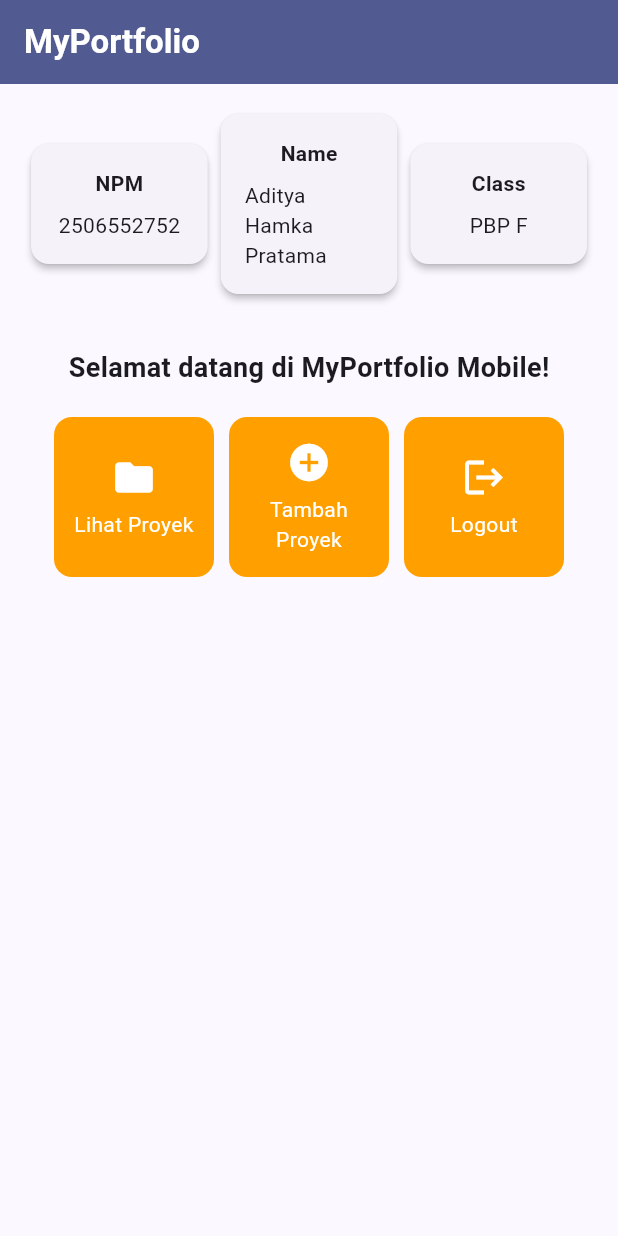
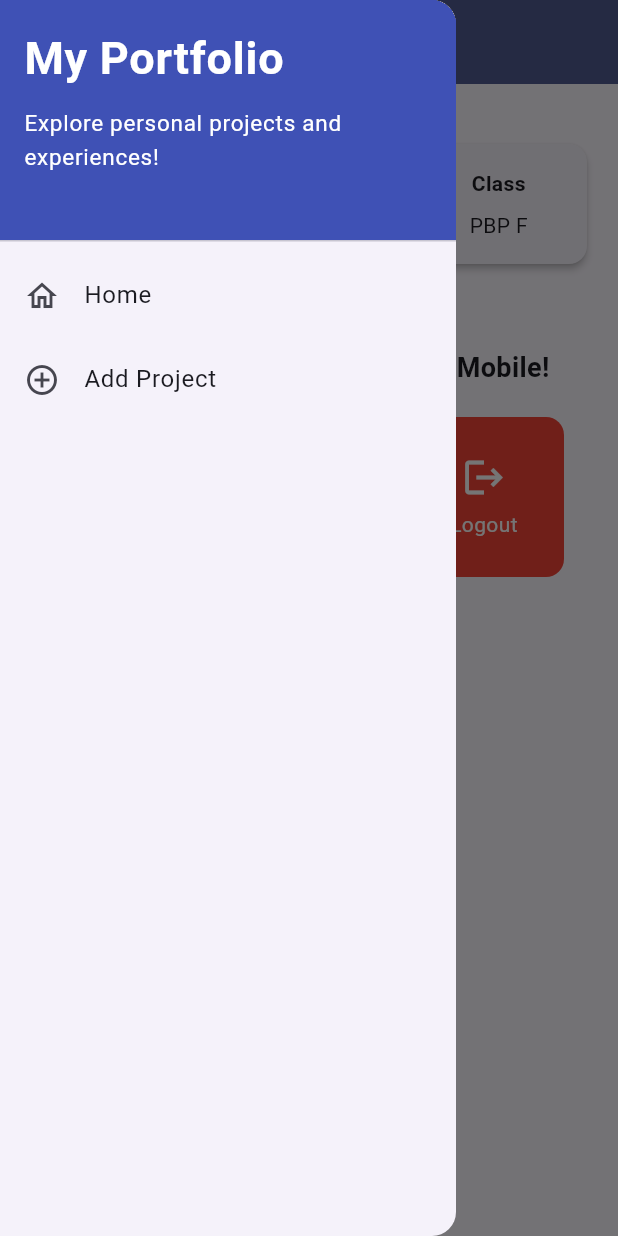
Before and after one commit to Adittt2/myportofolio_mobile, a Flutter app: the screen it shows after launch, with the side drawer open (before the commit the screen has no drawer), on a phone screen of 412 x 824 dp. Run offline on Flutter 3.47's test engine with Material 3 defaults, Android fonts, the phone set to English and light mode, and no system bars; our stand-ins replace material_ui.

Commit message:
Tutorial Flutter Navigation, Layouts, Forms, and input elements

```diff
--- a/lib/main.dart
+++ b/lib/main.dart
@@ -1,5 +1,5 @@
-import 'package:flutter/material.dart';
-import 'package:myportofolio_mobile/menu.dart';
+import 'package:material_ui/material_ui.dart';
+import 'package:myportofolio_mobile/screens/menu.dart';
 
 void main() {
   runApp(const MyApp());
@@ -19,7 +19,7 @@ class MyApp extends StatelessWidget {
         ),
         useMaterial3: true,
       ),
-      home: MyHomePage(), // tanpa const
+      home: MyHomePage(),
     );
   }
 }
--- a/lib/menu.dart
+++ b/lib/screens/menu.dart
@@ -1,4 +1,6 @@
-import 'package:flutter/material.dart';
+import 'package:material_ui/material_ui.dart';
+import 'package:myportofolio_mobile/widgets/left_drawer.dart';
+import 'package:myportofolio_mobile/widgets/project_card.dart';
 
 class MyHomePage extends StatelessWidget {
   MyHomePage({super.key});
@@ -8,9 +10,9 @@ class MyHomePage extends StatelessWidget {
   final String kelas = "PBP F";
 
   final List<ItemHomepage> items = [
-    ItemHomepage("Lihat Proyek", Icons.folder),
-    ItemHomepage("Tambah Proyek", Icons.add_circle),
-    ItemHomepage("Logout", Icons.logout),
+    ItemHomepage("Lihat Proyek", Icons.folder, Colors.blue),
+    ItemHomepage("Tambah Proyek", Icons.add_circle, Colors.green),
+    ItemHomepage("Logout", Icons.logout, Colors.red),
   ];
 
   @override
@@ -25,7 +27,9 @@ class MyHomePage extends StatelessWidget {
           ),
         ),
         backgroundColor: Theme.of(context).colorScheme.primary,
+        iconTheme: const IconThemeData(color: Colors.white),
       ),
+      drawer: const LeftDrawer(),
       body: Padding(
         padding: const EdgeInsets.all(16.0),
         child: Column(
@@ -105,50 +109,7 @@ class InfoCard extends StatelessWidget {
 class ItemHomepage {
   final String name;
   final IconData icon;
+  final Color color;
 
-  ItemHomepage(this.name, this.icon);
+  ItemHomepage(this.name, this.icon, this.color);
 }
-
-class ItemCard extends StatelessWidget {
-  final ItemHomepage item;
-
-  const ItemCard(this.item, {super.key});
-
-  @override
-  Widget build(BuildContext context) {
-    return Material(
-      color: Theme.of(context).colorScheme.secondary,
-      borderRadius: BorderRadius.circular(12),
-      child: InkWell(
-        onTap: () {
-          ScaffoldMessenger.of(context)
-            ..hideCurrentSnackBar()
-            ..showSnackBar(
-              SnackBar(content: Text("Kamu telah menekan tombol ${item.name}!")),
-            );
-        },
-        child: Container(
-          padding: const EdgeInsets.all(8),
-          child: Center(
-            child: Column(
-              mainAxisAlignment: MainAxisAlignment.center,
-              children: [
-                Icon(
-                  item.icon,
-                  color: Colors.white,
-                  size: 30.0,
-                ),
-                const Padding(padding: EdgeInsets.all(3)),
-                Text(
-                  item.name,
-                  textAlign: TextAlign.center,
-                  style: const TextStyle(color: Colors.white),
-                ),
-              ],
-            ),
-          ),
-        ),
-      ),
-    );
-  }
-}
--- /dev/null
+++ b/lib/widgets/left_drawer.dart
@@ -0,0 +1,67 @@
+import 'package:material_ui/material_ui.dart';
+import 'package:myportofolio_mobile/screens/menu.dart';
+import 'package:myportofolio_mobile/screens/project_form.dart';
+
+class LeftDrawer extends StatelessWidget {
+  const LeftDrawer({super.key});
+
+  @override
+  Widget build(BuildContext context) {
+    return Drawer(
+      child: ListView(
+        children: [
+          const DrawerHeader(
+            decoration: BoxDecoration(
+              color: Colors.indigo,
+            ),
+            child: Column(
+              crossAxisAlignment: CrossAxisAlignment.start,
+              children: [
+                Text(
+                  'My Portfolio',
+                  style: TextStyle(
+                    fontSize: 30,
+                    fontWeight: FontWeight.bold,
+                    color: Colors.white,
+                  ),
+                ),
+                SizedBox(height: 10),
+                Text(
+                  'Explore personal projects and experiences!',
+                  style: TextStyle(
+                    fontSize: 15,
+                    color: Colors.white,
+                  ),
+                ),
+              ],
+            ),
+          ),
+          ListTile(
+            leading: const Icon(Icons.home_outlined),
+            title: const Text('Home'),
+            onTap: () {
+              Navigator.pushReplacement(
+                context,
+                MaterialPageRoute(
+                  builder: (context) => MyHomePage(),
+                ),
+              );
+            },
+          ),
+          ListTile(
+            leading: const Icon(Icons.add_circle_outline),
+            title: const Text('Add Project'),
+            onTap: () {
+              Navigator.pushReplacement(
+                context,
+                MaterialPageRoute(
+                  builder: (context) => const ProjectFormPage(),
+                ),
+              );
+            },
+          ),
+        ],
+      ),
+    );
+  }
+}
--- /dev/null
+++ b/lib/widgets/project_card.dart
@@ -0,0 +1,58 @@
+import 'package:material_ui/material_ui.dart';
+import 'package:myportofolio_mobile/screens/menu.dart';
+import 'package:myportofolio_mobile/screens/project_form.dart';
+
+class ItemCard extends StatelessWidget {
+  final ItemHomepage item;
+
+  const ItemCard(this.item, {super.key});
+
+  @override
+  Widget build(BuildContext context) {
+    return Material(
+      color: item.color,
+      borderRadius: BorderRadius.circular(12),
+      child: InkWell(
+        onTap: () {
+          ScaffoldMessenger.of(context)
+            ..hideCurrentSnackBar()
+            ..showSnackBar(
+              SnackBar(
+                content: Text("Kamu telah menekan tombol ${item.name}!"),
+              ),
+            );
+
+          if (item.name == "Tambah Proyek") {
+            Navigator.push(
+              context,
+              MaterialPageRoute(
+                builder: (context) => const ProjectFormPage(),
+              ),
+            );
+          }
+        },
+        child: Container(
+          padding: const EdgeInsets.all(8),
+          child: Center(
+            child: Column(
+              mainAxisAlignment: MainAxisAlignment.center,
+              children: [
+                Icon(
+                  item.icon,
+                  color: Colors.white,
+                  size: 30.0,
+                ),
+                const Padding(padding: EdgeInsets.all(3)),
+                Text(
+                  item.name,
+                  textAlign: TextAlign.center,
+                  style: const TextStyle(color: Colors.white),
+                ),
+              ],
+            ),
+          ),
+        ),
+      ),
+    );
+  }
+}
--- a/pubspec.yaml
+++ b/pubspec.yaml
@@ -34,6 +34,7 @@ dependencies:
   # The following adds the Cupertino Icons font to your application.
   # Use with the CupertinoIcons class for iOS style icons.
   cupertino_icons: ^1.0.8
+  material_ui: ^1.11.1
 
 dev_dependencies:
   flutter_test:
```
Also changed, not shown: lib/screens/project_form.dart (added, +204 -0 lines), pubspec.lock, 1 other file.
